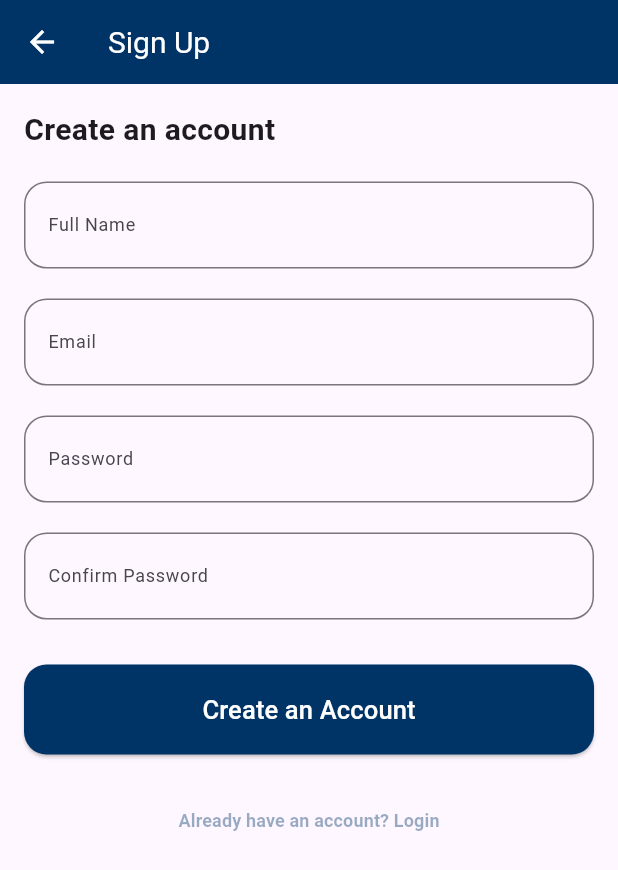
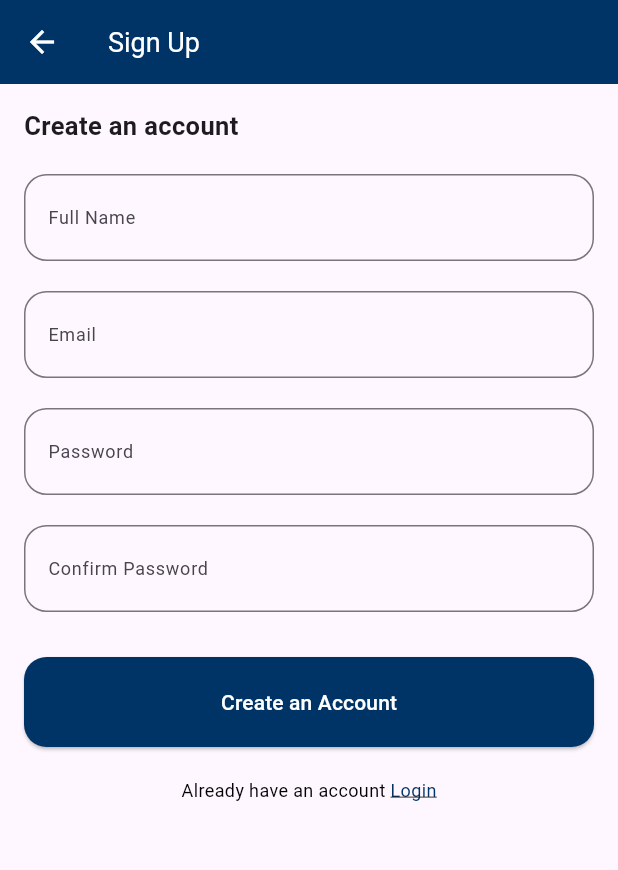
Before and after one commit to EngMohammed23/Graduation_Project, a Flutter app: the SignupScreen screen opened directly, on a phone screen of 412 x 824 dp. Shown: the top 870 px of the screen. Run offline on Flutter 3.47's test engine with Material 3 defaults, Android fonts, the phone set to English and light mode, and no system bars; our stand-ins replace get; Roboto replaces fonts that are missing (Poppins).

Commit message:
update design sign in and sign up

```diff
--- a/lib/views/signup_screen.dart
+++ b/lib/views/signup_screen.dart
@@ -1,3 +1,4 @@
+import 'package:flutter/gestures.dart';
 import 'package:flutter/material.dart';
 import 'package:get/get.dart';
 import 'package:takatuf/views/Signin_screen.dart';
@@ -15,7 +16,7 @@ class SignupScreen extends StatelessWidget {
         title: Text(
           'Sign Up',
           style: TextStyle(
-            fontSize: 20,
+            fontSize: 18,
             fontFamily: 'Poppins',
             color: Colors.white,
           ),
@@ -35,7 +36,7 @@ class SignupScreen extends StatelessWidget {
               Text(
                 'Create an account',
                 style: TextStyle(
-                  fontSize: 20,
+                  fontSize: 17,
                   fontFamily: 'Poppins',
                   fontWeight: FontWeight.bold,
                 ),
@@ -52,7 +53,7 @@ class SignupScreen extends StatelessWidget {
                   hintText: "Enter your full name",
                   hintStyle: TextStyle(
                     color: Colors.grey.withOpacity(0.6),
-                    fontSize: 17,
+                    fontSize: 13,
                     fontFamily: 'Poppins',
                   ),
                   labelText: 'Full Name',
@@ -78,7 +79,7 @@ class SignupScreen extends StatelessWidget {
                   hintText: "Enter your email",
                   hintStyle: TextStyle(
                     color: Colors.grey.withOpacity(0.6),
-                    fontSize: 17,
+                    fontSize: 13,
                     fontFamily: 'Poppins',
                   ),
                   labelText: 'Email',
@@ -105,7 +106,7 @@ class SignupScreen extends StatelessWidget {
                   hintText: "Enter your password",
                   hintStyle: TextStyle(
                     color: Colors.grey.withOpacity(0.6),
-                    fontSize: 17,
+                    fontSize: 13,
                     fontFamily: 'Poppins',
                   ),
                   labelText: 'Password',
@@ -132,7 +133,7 @@ class SignupScreen extends StatelessWidget {
                   hintText: "Confirm your password",
                   hintStyle: TextStyle(
                     color: Colors.grey.withOpacity(0.6),
-                    fontSize: 17,
+                    fontSize: 13,
                     fontFamily: 'Poppins',
                   ),
                   labelText: 'Confirm Password',
@@ -172,7 +173,7 @@ class SignupScreen extends StatelessWidget {
                 child: Text(
                   'Create an Account',
                   style: TextStyle(
-                    fontSize: 17,
+                    fontSize: 14,
                     fontFamily: 'Poppins',
                     color: Colors.white,
                   ),
@@ -181,20 +182,29 @@ class SignupScreen extends StatelessWidget {
               SizedBox(height: 20),
               Align(
                 alignment: Alignment.center,
-                child: TextButton(
-                  onPressed: () {
-                    Get.to(() => SigninScreen());
-                  },
-                  style: TextButton.styleFrom(
-                    foregroundColor: Color(0xFF003366).withOpacity(0.4),
-                  ),
-                  child: Text(
-                    'Already have an account? Login',
+                child: Text.rich(
+                  TextSpan(
+                    text: 'Already have an account ',
                     style: TextStyle(
-                      fontSize: 12,
+                      fontSize: 12, // النصوص الأخرى
                       fontFamily: 'Poppins',
-                      fontWeight: FontWeight.bold,
+                      color: Colors.black,
                     ),
+                    children: [
+                      TextSpan(
+                        text: 'Login',
+                        style: TextStyle(
+                          fontSize: 12,
+                          fontFamily: 'Poppins',
+                          color: Color(0xFF003366), // اللون المطلوب
+                          decoration: TextDecoration.underline, // خط تحت الكلمة
+                        ),
+                        recognizer: TapGestureRecognizer()
+                          ..onTap = () {
+                            Get.to(() => SigninScreen());
+                          },
+                      ),
+                    ],
                   ),
                 ),
               ),
```
Also changed, not shown: lib/views/Signin_screen.dart (+28 -19 lines).
